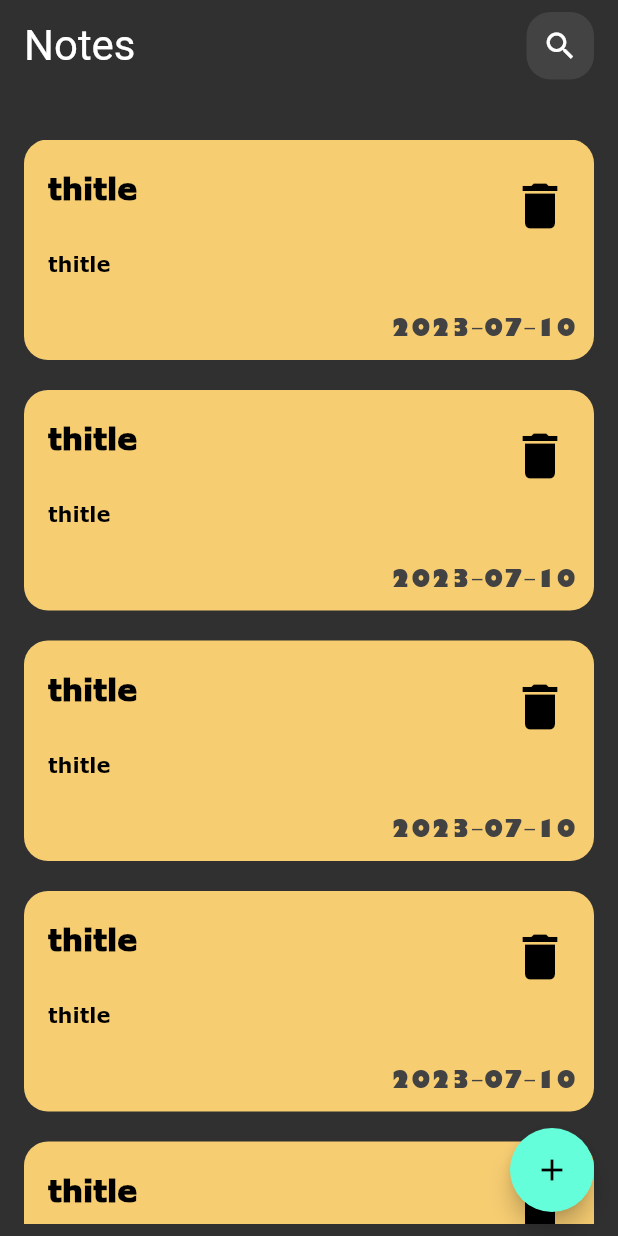
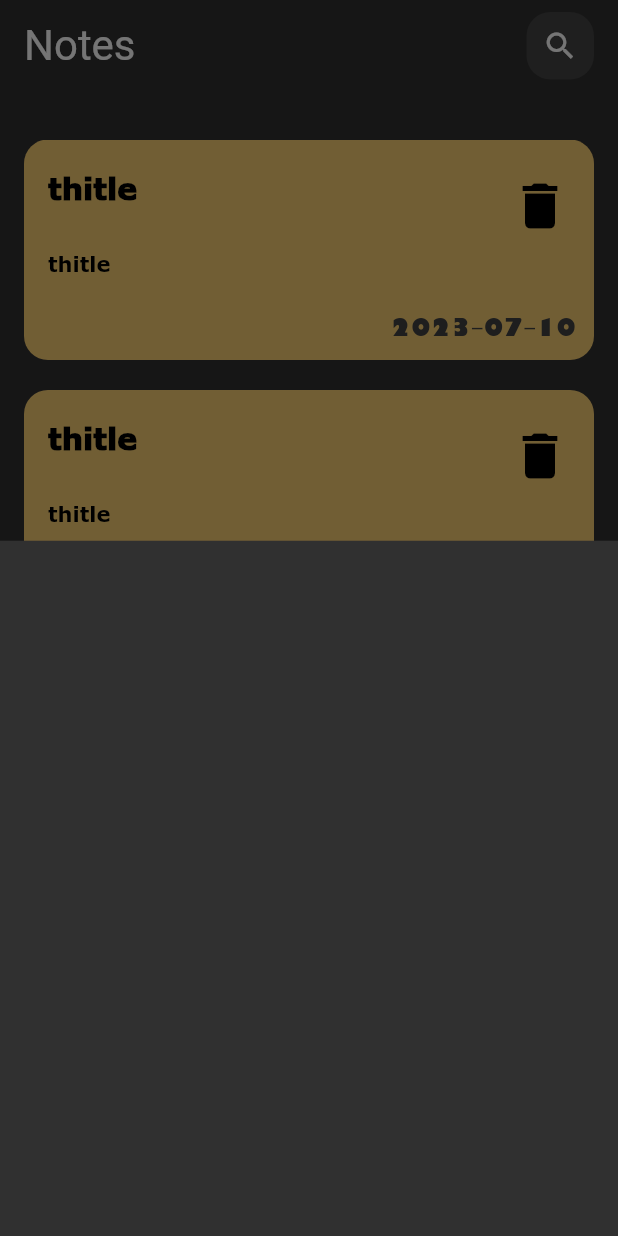
Before and after one commit to Ahmed-elsaid-AEA/noteApp, a Flutter app: the screen it shows after launch, after a tap on the "add" icon, on a phone screen of 412 x 824 dp. Run offline on Flutter 3.47's test engine with Material 2 defaults, Android fonts, the phone set to English and light mode, and no system bars.

Commit message:
add note bottom sheet

```diff
--- /dev/null
+++ b/lib/views/Widgets/AddNoteBottomSheet.dart
@@ -0,0 +1,11 @@
+import 'package:flutter/cupertino.dart';
+import 'package:flutter/material.dart';
+
+class AddNoteBottomSheet extends StatelessWidget {
+  const AddNoteBottomSheet({super.key});
+
+  @override
+  Widget build(BuildContext context) {
+    return Container();
+  }
+}
--- a/lib/views/Widgets/NotesViewBody.dart
+++ b/lib/views/Widgets/NotesViewBody.dart
@@ -1,5 +1,6 @@
 import 'package:flutter/cupertino.dart';
 import 'package:flutter/material.dart';
+import 'package:note_app/views/Widgets/AddNoteBottomSheet.dart';
 import 'package:note_app/views/Widgets/CustomAppBar.dart';
 import 'package:note_app/views/Widgets/CustomNoteITem.dart';
 
@@ -9,23 +10,32 @@ class NotesViewBody extends StatelessWidget {
   @override
   Widget build(BuildContext context) {
     return Scaffold(
-      floatingActionButton: FloatingActionButton(onPressed: (){
-
-      },child: Icon(Icons.add),),
+      floatingActionButton: FloatingActionButton(
+        onPressed: () {
+          showModalBottomSheet(
+              context: context,
+              builder: (context) {
+                return AddNoteBottomSheet();
+              });
+        },
+        child: Icon(Icons.add),
+      ),
       body: SafeArea(
         child: Padding(
           padding: const EdgeInsets.symmetric(horizontal: 16, vertical: 8),
           child: Column(
             children: [
               CustomAppBar(),
-              SizedBox(height: 40,),
+              SizedBox(
+                height: 40,
+              ),
               Expanded(
                 child: ListView.separated(
                     itemBuilder: (context, index) => CustomNoteITem(
-                      noteDate: DateTime.now().toString().substring(0,11),
-                      noteText: 'text',
-                      noteTitle: 'thitle',
-                    ),
+                          noteDate: DateTime.now().toString().substring(0, 11),
+                          noteText: 'text',
+                          noteTitle: 'thitle',
+                        ),
                     separatorBuilder: (context, index) => SizedBox(height: 20),
                     itemCount: 10),
               ),
```
